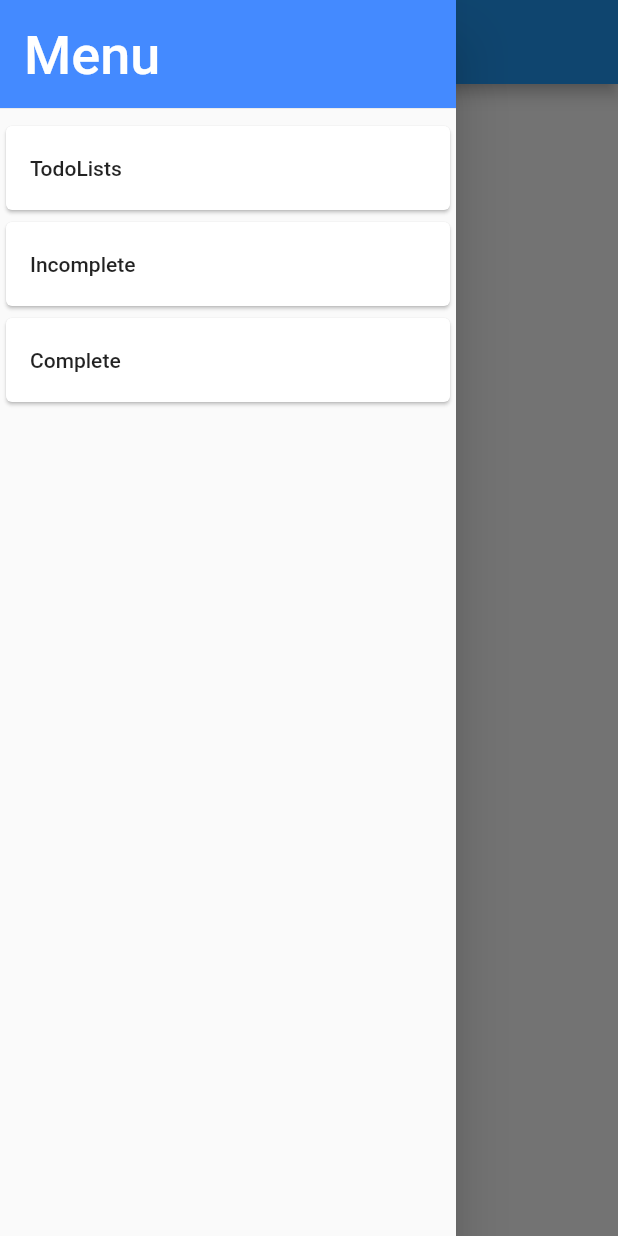
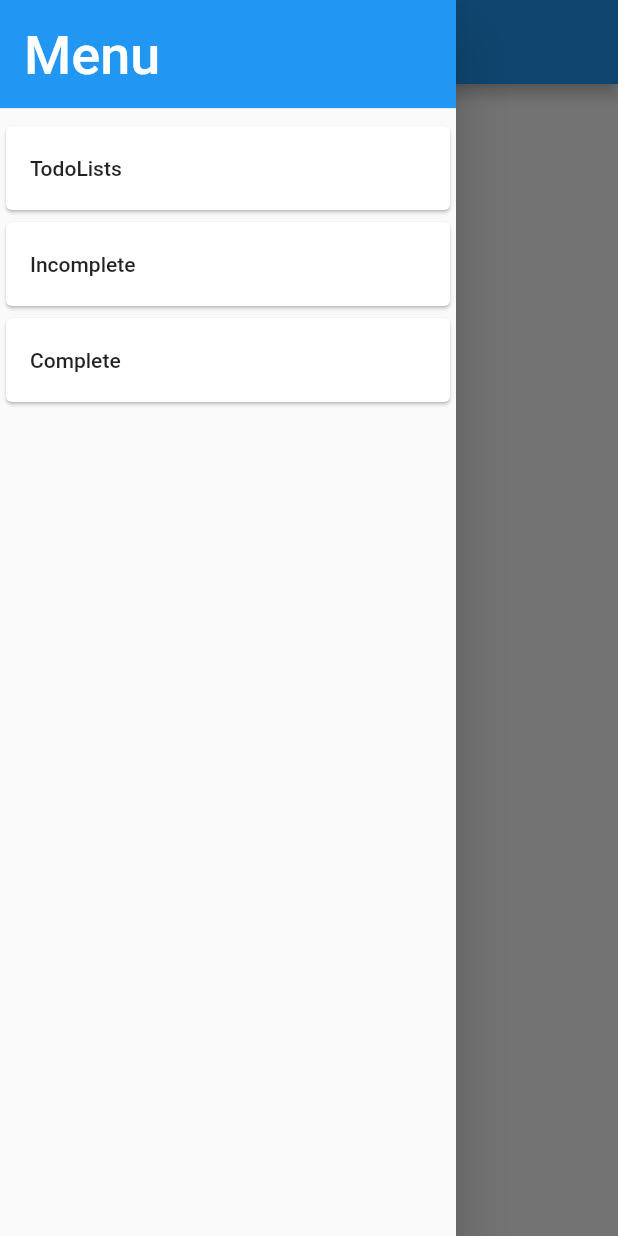
Before and after one commit to tttuuu1234/flutter_todo_app, a Flutter app: the screen it shows after launch, with the side drawer open, on a phone screen of 412 x 824 dp. Run offline on Flutter 3.47's test engine with Material 2 defaults, Android fonts, the phone set to English and light mode, and no system bars.

Commit message:
drawerHeaderの背景色を青に変更

```diff
--- a/lib/ui/todo/todo_list.dart
+++ b/lib/ui/todo/todo_list.dart
@@ -20,7 +20,7 @@ class TodoList extends StatelessWidget {
                   'Menu',
                   style: TextStyle(fontSize: 36, color: Colors.white),
                 ),
-                decoration: BoxDecoration(color: Colors.blueAccent),
+                decoration: BoxDecoration(color: Colors.blue),
               ),
             ),
             Card(
```
